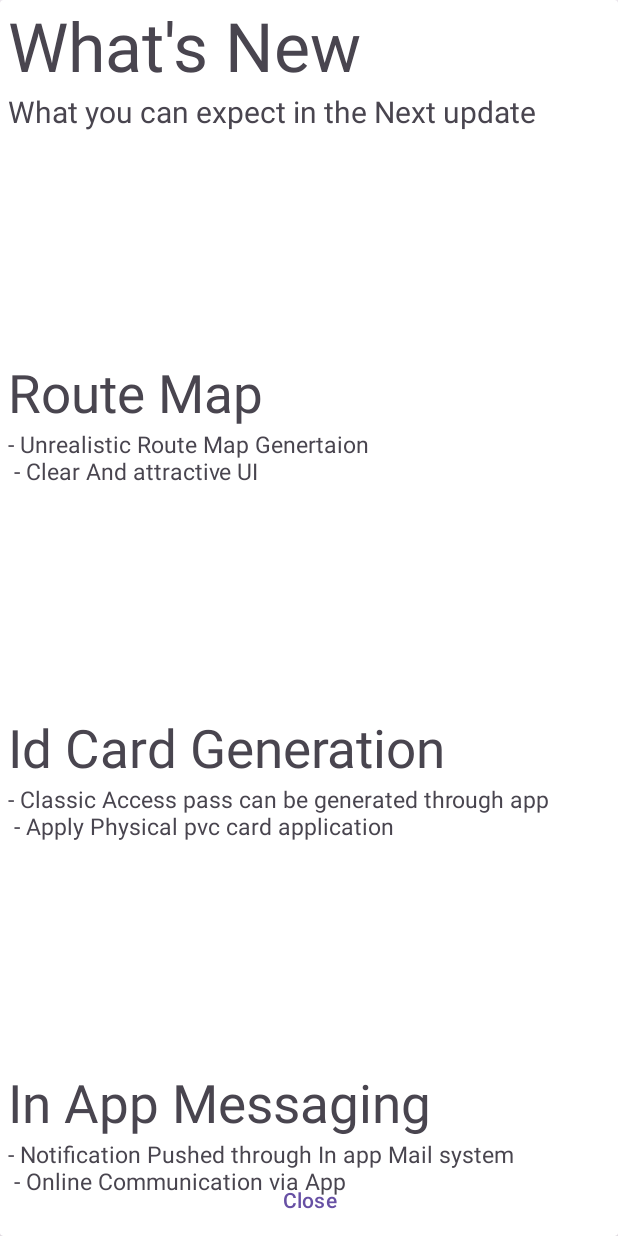
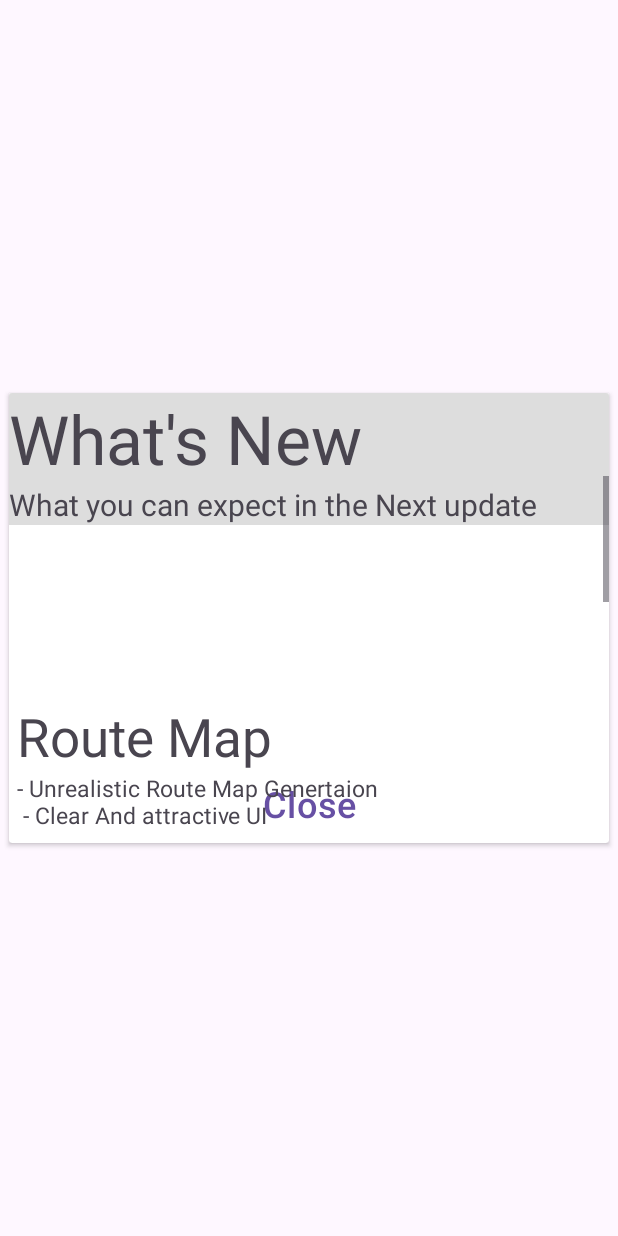
Before and after one commit to Dev-545/Lee, an Android app: the layout popupscreen.xml on its own in the app's theme, with its tools: preview values and no code run, on a phone screen of 412 x 824 dp. Run offline under Robolectric (Android 15) with nearby library versions, the phone set to English and light mode, and no system bars.

Commit message:
Final Commit and Push Appbar Contact form Logo

```diff
--- a/app/src/main/res/layout/appbar.xml
+++ b/app/src/main/res/layout/appbar.xml
@@ -6,6 +6,6 @@
     android:layout_height="?actionBarSize"
     android:id="@+id/appbar"
     android:background="@color/Dark_blue"
-    android:theme="@style/ThemeOverlay.AppCompat.Dark">
+    android:theme="@style/ThemeOverlay.AppCompat.Light">
 
 </androidx.appcompat.widget.Toolbar>
--- a/app/src/main/res/layout/popupscreen.xml
+++ b/app/src/main/res/layout/popupscreen.xml
@@ -1,17 +1,15 @@
 <?xml version="1.0" encoding="utf-8"?>
 <androidx.cardview.widget.CardView xmlns:android="http://schemas.android.com/apk/res/android"
-    android:layout_width="match_parent"
-    android:layout_height="match_parent">
-
-    <ScrollView
-        android:layout_width="match_parent"
-        android:layout_height="match_parent">
-
+    android:layout_width="400dp"
+    android:layout_height="300dp"
+    android:paddingVertical="50dp"
+    android:layout_gravity="center">
     <LinearLayout
         android:layout_width="match_parent"
-        android:layout_height="match_parent"
-        android:orientation="vertical"
-        android:paddingHorizontal="5dp">
+        android:layout_height="wrap_content"
+        android:overScrollMode="never"
+        android:background="@color/grey"
+        android:orientation="vertical">
         <TextView
             android:layout_width="wrap_content"
             android:layout_height="wrap_content"
@@ -20,8 +18,29 @@
         <TextView
             android:layout_width="wrap_content"
             android:layout_height="wrap_content"
-            android:text="What you can expect in the Next update "
+            android:text="What you can expect in the Next update"
             android:textSize="20sp"/>
+    </LinearLayout>
+    <Button
+        style="@style/Widget.Material3.Button.TextButton.Dialog.Flush"
+        android:layout_width="match_parent"
+        android:background="@color/grey"
+        android:textSize="24sp"
+        android:layout_height="wrap_content"
+        android:layout_gravity="bottom|center"
+        android:text="Close" />
+
+
+    <ScrollView
+        android:layout_width="match_parent"
+        android:layout_height="match_parent"
+        android:layout_marginTop="55dp">
+    <LinearLayout
+        android:layout_width="match_parent"
+        android:layout_height="match_parent"
+        android:orientation="vertical"
+        android:paddingHorizontal="5dp">
+
 <!--        Banner 1 Route Map-->
     <LinearLayout
         android:layout_width="match_parent"
@@ -83,12 +102,7 @@
     </LinearLayout>
     </ScrollView>
 
-    <Button
-        style="@style/Widget.Material3.Button.TextButton.Dialog.Flush"
-        android:layout_width="wrap_content"
-        android:layout_height="wrap_content"
-        android:layout_gravity="bottom|center"
-        android:text="Close" />
+
 
 
 </androidx.cardview.widget.CardView>
--- a/app/src/main/res/values/themes.xml
+++ b/app/src/main/res/values/themes.xml
@@ -6,4 +6,8 @@
     </style>
 
     <style name="Theme.Lee" parent="Base.Theme.Lee" />
+    <style name="DialogBox" parent="Theme.AppCompat.Dialog">
+        <item name="windowFixedWidthMajor">50%</item>
+        <item name="windowMinWidthMinor">50%</item>
+    </style>
 </resources>
```
Also changed, not shown: app/src/main/java/com/example/lee/MainActivity.java (+14 -2 lines), app/src/main/java/com/example/lee/PopUpClass.java (deleted, +0 -22 lines).
